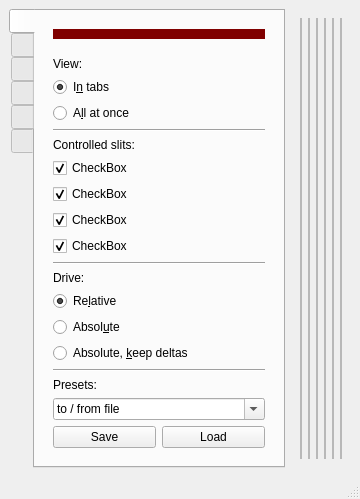
The window that share/imblSlits/imblSlitsMainWindow.ui (AustralianSynchrotron/imblSlits) describes before a commit, drawn with Qt 5.
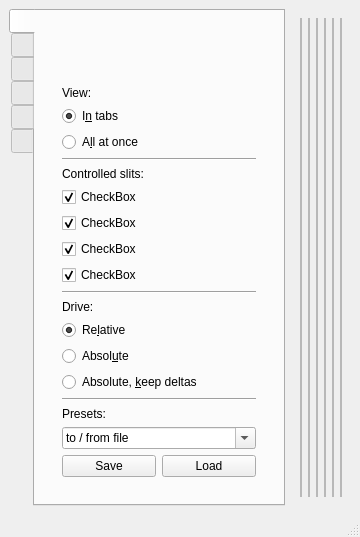
The same window after the commit. Icons and pictures are not drawn. Custom widgets are drawn as their Qt base class.

```diff
--- a/share/imblSlits/imblSlitsMainWindow.ui
+++ b/share/imblSlits/imblSlitsMainWindow.ui
@@ -44,6 +44,9 @@
        <layout class="QVBoxLayout" name="verticalLayout_16">
         <item>
          <widget class="QWidget" name="config" native="true">
+          <layout class="QVBoxLayout" name="verticalLayout_17">
+           <item>
+            <widget class="QWidget" name="configBear" native="true">
           <layout class="QVBoxLayout" name="verticalLayout_19">
            <item>
             <widget class="QWidget" name="fakeSlitsVis" native="true">
@@ -59,8 +62,18 @@
                <height>10</height>
               </size>
              </property>
-             <property name="styleSheet">
-              <string notr="true">background-color: rgb(128, 0, 0);</string>
+               </widget>
+              </item>
+              <item>
+               <widget class="QLabel" name="label_7">
+                <property name="sizePolicy">
+                 <sizepolicy hsizetype="Preferred" vsizetype="Fixed">
+                  <horstretch>0</horstretch>
+                  <verstretch>0</verstretch>
+                 </sizepolicy>
+                </property>
+                <property name="text">
+                 <string/>
              </property>
             </widget>
            </item>
@@ -283,6 +296,9 @@
               </widget>
              </item>
             </layout>
+              </item>
+             </layout>
+            </widget>
            </item>
           </layout>
          </widget>
```
Lines whose indentation alone changed are shown as unchanged.
